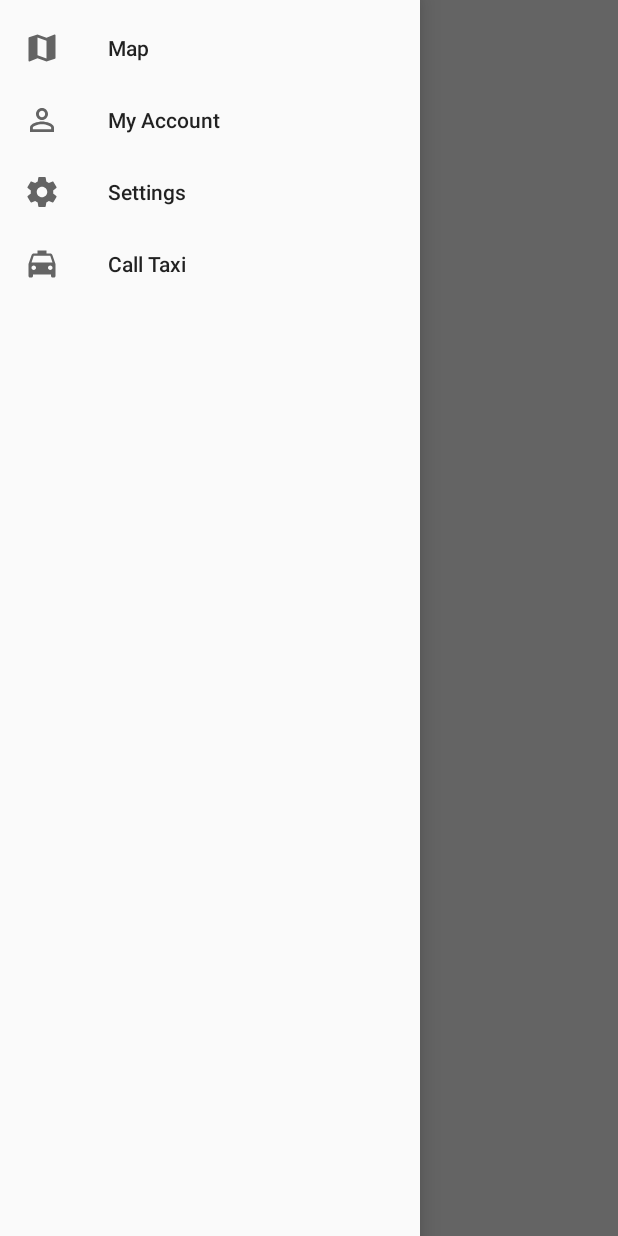
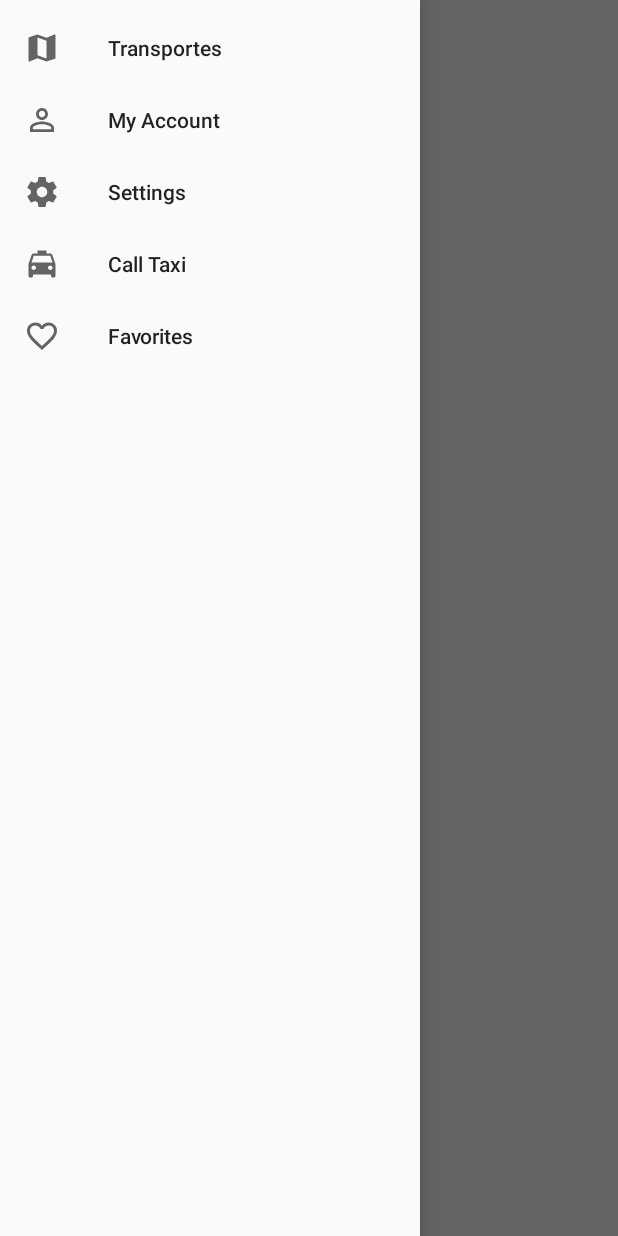
Before and after one commit to rakuzann/AppMobilidadeUrbana, an Android app: the MainActivity screen opened directly, with no data from a screen before it, with the side drawer open, on a phone screen of 412 x 824 dp. Run offline under Robolectric (Android 15) with nearby library versions, the phone set to English and light mode, and no system bars.

Commit message:
drawer favorites, botao guest arranjado

```diff
--- a/app/src/main/java/com/example/pc/appmobilidadeurbana/MainActivity.java
+++ b/app/src/main/java/com/example/pc/appmobilidadeurbana/MainActivity.java
@@ -66,6 +66,9 @@ public class MainActivity extends AppCompatActivity implements NavigationView.On
             case R.id.nav_taxi:
                 Toast.makeText(this, "nav_taxi", Toast.LENGTH_SHORT).show();
                 break;
+            case R.id.nav_favorite:
+                Toast.makeText(this, "nav_favorite", Toast.LENGTH_SHORT).show();
+                break;
 
         }
 
--- a/app/src/main/java/com/example/pc/appmobilidadeurbana/MapsActivity.java
+++ b/app/src/main/java/com/example/pc/appmobilidadeurbana/MapsActivity.java
@@ -226,6 +226,10 @@ public class MapsActivity extends FragmentActivity implements OnMapReadyCallback
                 Intent i = new Intent(this, TaxiActivity.class);
                 startActivity(i);
                 break;
+            case R.id.nav_favorite:
+                Toast.makeText(this, "nav_favorite", Toast.LENGTH_SHORT).show();
+                break;
+
 
         }
 
--- /dev/null
+++ b/app/src/main/res/drawable/ic_favorite.xml
@@ -0,0 +1,9 @@
+<vector xmlns:android="http://schemas.android.com/apk/res/android"
+        android:width="24dp"
+        android:height="24dp"
+        android:viewportWidth="24.0"
+        android:viewportHeight="24.0">
+    <path
+        android:fillColor="#FF000000"
+        android:pathData="M16.5,3c-1.74,0 -3.41,0.81 -4.5,2.09C10.91,3.81 9.24,3 7.5,3 4.42,3 2,5.42 2,8.5c0,3.78 3.4,6.86 8.55,11.54L12,21.35l1.45,-1.32C18.6,15.36 22,12.28 22,8.5 22,5.42 19.58,3 16.5,3zM12.1,18.55l-0.1,0.1 -0.1,-0.1C7.14,14.24 4,11.39 4,8.5 4,6.5 5.5,5 7.5,5c1.54,0 3.04,0.99 3.57,2.36h1.87C13.46,5.99 14.96,5 16.5,5c2,0 3.5,1.5 3.5,3.5 0,2.89 -3.14,5.74 -7.9,10.05z"/>
+</vector>
--- a/app/src/main/res/layout/activity_login.xml
+++ b/app/src/main/res/layout/activity_login.xml
@@ -106,6 +106,7 @@
         android:layout_marginStart="8dp"
         android:layout_marginTop="8dp"
         android:background="@android:color/transparent"
+        android:onClick="loginGuest"
         android:text="Continue as guest"
         android:textAllCaps="false"
         app:layout_constraintEnd_toEndOf="parent"
--- a/app/src/main/res/menu/navigation_menu.xml
+++ b/app/src/main/res/menu/navigation_menu.xml
@@ -11,7 +11,7 @@
         <item
             android:id="@+id/nav_map"
             android:icon="@drawable/ic_map"
-            android:title="Map" />
+            android:title="Transportes" />
 
         <item
             android:id="@+id/nav_account"
@@ -28,6 +28,11 @@
             android:icon="@drawable/ic_taxi"
             android:title="Call Taxi" />
 
+        <item
+            android:id="@+id/nav_favorite"
+            android:icon="@drawable/ic_favorite"
+            android:title="Favorites" />
+
     </group>
 
 
```
